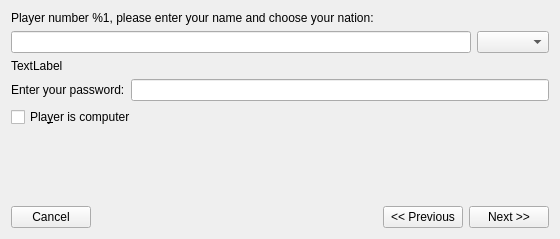
The window that ksirk/Dialogs/qplayersetupdialog.ui (KDE/ksirk) describes before a commit, drawn with Qt 5.
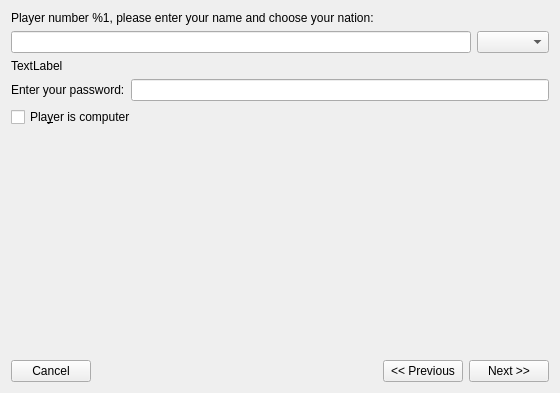
The same window after the commit. Custom widgets are drawn as their Qt base class.

What changed in the file:
```diff
--- a/ksirk/Dialogs/qplayersetupdialog.ui
+++ b/ksirk/Dialogs/qplayersetupdialog.ui
@@ -7,7 +7,7 @@
     <x>0</x>
     <y>0</y>
     <width>560</width>
-    <height>239</height>
+    <height>393</height>
    </rect>
   </property>
   <property name="windowTitle">
```
